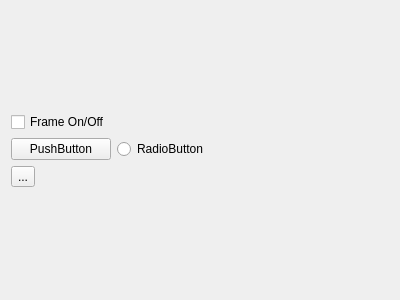
vkohaupt/vokoscreenNG, file src/cameraOne/QvkCameraOneOptions.ui: the form before one commit.
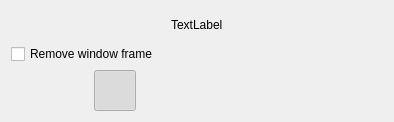
The form after the commit. Icons and pictures are not drawn.

Commit message: X11 camera window

```diff
--- a/src/cameraOne/QvkCameraOneOptions.ui
+++ b/src/cameraOne/QvkCameraOneOptions.ui
@@ -6,8 +6,8 @@
    <rect>
     <x>0</x>
     <y>0</y>
-    <width>400</width>
-    <height>300</height>
+    <width>394</width>
+    <height>122</height>
    </rect>
   </property>
   <property name="windowTitle">
@@ -17,33 +17,175 @@
    <string notr="true"/>
   </property>
   <layout class="QVBoxLayout" name="verticalLayout">
+   <item>
+    <layout class="QHBoxLayout" name="horizontalLayout">
+     <item alignment="Qt::AlignmentFlag::AlignHCenter">
+      <widget class="QLabel" name="labelCameraOneOptions">
+       <property name="text">
+        <string notr="true">TextLabel</string>
+       </property>
+      </widget>
+     </item>
+    </layout>
+   </item>
    <item>
     <layout class="QGridLayout" name="gridLayout">
-     <item row="2" column="0">
-      <widget class="QToolButton" name="toolButton">
-       <property name="text">
-        <string>...</string>
+     <item row="1" column="0" colspan="2">
+      <layout class="QHBoxLayout" name="horizontalLayout_65">
+       <property name="spacing">
+        <number>0</number>
        </property>
-      </widget>
-     </item>
-     <item row="1" column="0">
-      <widget class="QPushButton" name="pushButton">
-       <property name="text">
-        <string>PushButton</string>
+       <property name="leftMargin">
+        <number>0</number>
        </property>
-      </widget>
-     </item>
-     <item row="1" column="1">
-      <widget class="QRadioButton" name="radioButton">
-       <property name="text">
-        <string>RadioButton</string>
-       </property>
-      </widget>
+       <item>
+        <spacer name="horizontalSpacer_41">
+         <property name="orientation">
+          <enum>Qt::Orientation::Horizontal</enum>
+         </property>
+         <property name="sizeHint" stdset="0">
+          <size>
+           <width>40</width>
+           <height>20</height>
+          </size>
+         </property>
+        </spacer>
+       </item>
+       <item>
+        <widget class="QToolButton" name="toolButton_camera_view_rectangle">
+         <property name="text">
+          <string notr="true"/>
+         </property>
+         <property name="icon">
+          <iconset resource="../screencast.qrc">
+           <normaloff>:/pictures/camera/window-rectangle-off.png</normaloff>
+           <normalon>:/pictures/camera/window-rectangle-on.png</normalon>:/pictures/camera/window-rectangle-off.png</iconset>
+         </property>
+         <property name="iconSize">
+          <size>
+           <width>34</width>
+           <height>34</height>
+          </size>
+         </property>
+         <property name="checkable">
+          <bool>true</bool>
+         </property>
+         <property name="checked">
+          <bool>true</bool>
+         </property>
+         <property name="autoExclusive">
+          <bool>true</bool>
+         </property>
+         <property name="autoRaise">
+          <bool>true</bool>
+         </property>
+        </widget>
+       </item>
+       <item>
+        <spacer name="horizontalSpacer_35">
+         <property name="orientation">
+          <enum>Qt::Orientation::Horizontal</enum>
+         </property>
+         <property name="sizeType">
+          <enum>QSizePolicy::Policy::Preferred</enum>
+         </property>
+         <property name="sizeHint" stdset="0">
+          <size>
+           <width>40</width>
+           <height>20</height>
+          </size>
+         </property>
+        </spacer>
+       </item>
+       <item>
+        <widget class="QToolButton" name="toolButton_camera_view_ellipse">
+         <property name="text">
+          <string notr="true"/>
+         </property>
+         <property name="icon">
+          <iconset resource="../screencast.qrc">
+           <normaloff>:/pictures/camera/window-ellipse-off.png</normaloff>
+           <normalon>:/pictures/camera/window-ellipse-on.png</normalon>:/pictures/camera/window-ellipse-off.png</iconset>
+         </property>
+         <property name="iconSize">
+          <size>
+           <width>34</width>
+           <height>34</height>
+          </size>
+         </property>
+         <property name="checkable">
+          <bool>true</bool>
+         </property>
+         <property name="autoExclusive">
+          <bool>true</bool>
+         </property>
+         <property name="autoRaise">
+          <bool>true</bool>
+         </property>
+        </widget>
+       </item>
+       <item>
+        <spacer name="horizontalSpacer_36">
+         <property name="orientation">
+          <enum>Qt::Orientation::Horizontal</enum>
+         </property>
+         <property name="sizeType">
+          <enum>QSizePolicy::Policy::Preferred</enum>
+         </property>
+         <property name="sizeHint" stdset="0">
+          <size>
+           <width>40</width>
+           <height>20</height>
+          </size>
+         </property>
+        </spacer>
+       </item>
+       <item>
+        <widget class="QToolButton" name="toolButton_camera_view_circle">
+         <property name="text">
+          <string notr="true"/>
+         </property>
+         <property name="icon">
+          <iconset resource="../screencast.qrc">
+           <normaloff>:/pictures/camera/window-circle-off.png</normaloff>
+           <normalon>:/pictures/camera/window-circle-on.png</normalon>:/pictures/camera/window-circle-off.png</iconset>
+         </property>
+         <property name="iconSize">
+          <size>
+           <width>34</width>
+           <height>34</height>
+          </size>
+         </property>
+         <property name="checkable">
+          <bool>true</bool>
+         </property>
+         <property name="autoExclusive">
+          <bool>true</bool>
+         </property>
+         <property name="autoRaise">
+          <bool>true</bool>
+         </property>
+        </widget>
+       </item>
+       <item>
+        <spacer name="horizontalSpacer_37">
+         <property name="orientation">
+          <enum>Qt::Orientation::Horizontal</enum>
+         </property>
+         <property name="sizeHint" stdset="0">
+          <size>
+           <width>40</width>
+           <height>20</height>
+          </size>
+         </property>
+        </spacer>
+       </item>
+      </layout>
      </item>
      <item row="0" column="0">
       <widget class="QCheckBox" name="checkBox_Frame_OnOff">
        <property name="text">
-        <string>Frame On/Off</string>
+        <string>Remove window frame</string>
        </property>
       </widget>
      </item>
```
Left out of the diff: 4 changed lines with no effect on the pictures. The commit also changes 1 other file.
